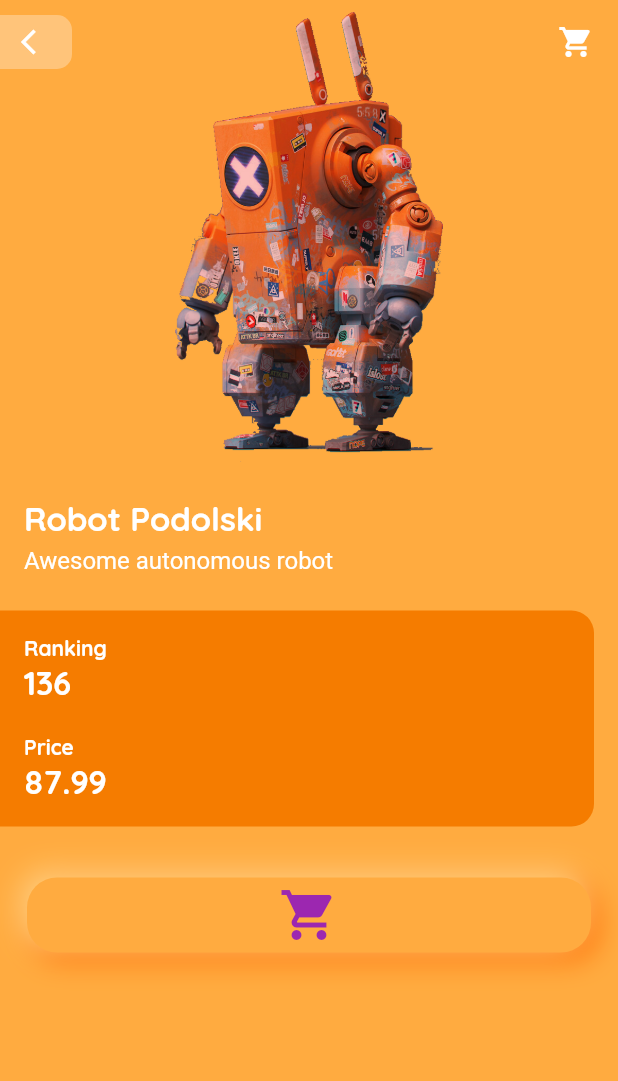
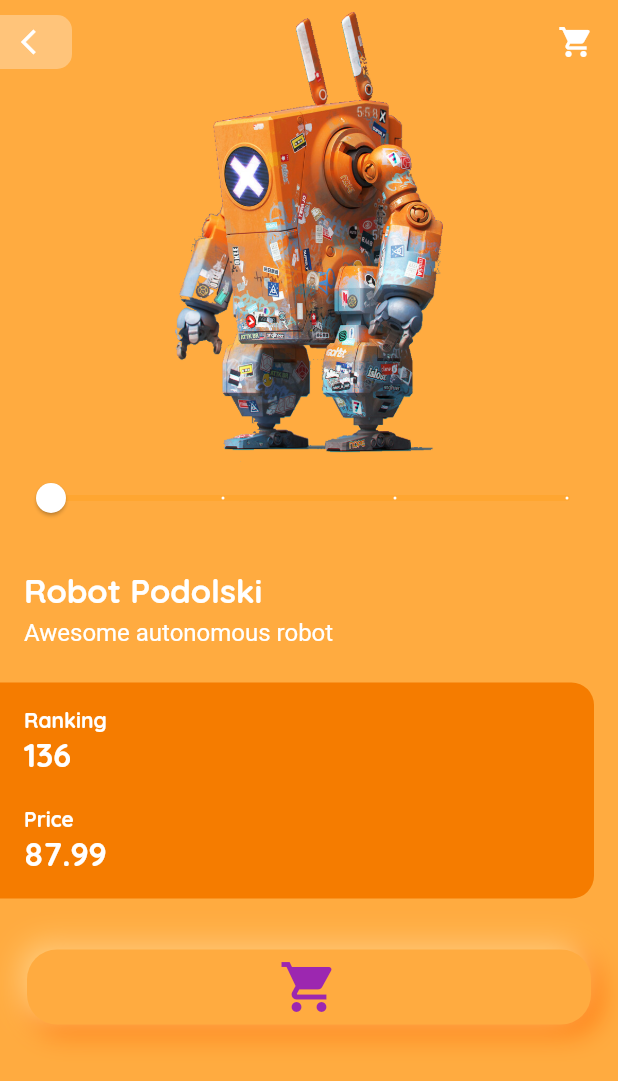
Before and after one commit to sebaslogen/toys_demo, a Flutter app: the screen it shows after launch, after a tap on "136", on a phone screen of 412 x 824 dp. Shown: the top 1081 px of the screen. Run offline on Flutter 3.47's test engine with Material 2 defaults, Android fonts, the phone set to English and light mode, and no system bars; our stand-ins replace cached_network_image; network calls fail.

Commit message:
7-animations-3-tween-animation-builder: add Color tint slider

```diff
--- a/lib/widgets/ToyImageHeader.dart
+++ b/lib/widgets/ToyImageHeader.dart
@@ -16,16 +16,24 @@ class ToyImageHeader extends StatefulWidget {
 }
 
 class _ToyImageHeaderState extends State<ToyImageHeader> {
-  var _tintColor = Colors.white;
+  final _tintColors = [
+    NamedColor('White', Colors.white),
+    NamedColor('Blue', Colors.blue),
+    NamedColor('Red', Colors.red),
+    NamedColor('Purple', Colors.deepPurpleAccent)
+  ];
+  var _tintColorIndex = 0;
 
   @override
   Widget build(BuildContext context) {
     return Padding(
       padding: const EdgeInsets.all(8.0),
-      child: Hero(
+      child: Column(
+        children: <Widget>[
+          Hero(
             tag: widget.toy.imageName,
             child: TweenAnimationBuilder(
-            tween: ColorTween(begin: Colors.white, end: Colors.red),
+                tween: ColorTween(begin: Colors.white, end: _tintColors[_tintColorIndex].color),
                 duration: Duration(seconds: 2),
                 builder: (_, Color color, __) {
                   return ColorFiltered(
@@ -34,6 +42,28 @@ class _ToyImageHeaderState extends State<ToyImageHeader> {
                   );
                 }),
           ),
+          Slider(
+            value: _tintColorIndex.ceilToDouble(),
+            onChanged: (newVal) {
+              setState(() {
+                _tintColorIndex = newVal.floor();
+              });
+            },
+            activeColor: _tintColors[_tintColorIndex].color,
+            min: 0,
+            max: _tintColors.length.ceilToDouble() - 1,
+            divisions: _tintColors.length - 1,
+            label: "${_tintColors[_tintColorIndex].name}",
+          ),
+        ],
+      ),
     );
   }
 }
+
+class NamedColor {
+  final Color color;
+  final String name;
+
+  NamedColor(this.name, this.color);
+}
```
Lines whose indentation alone changed are shown as unchanged.
